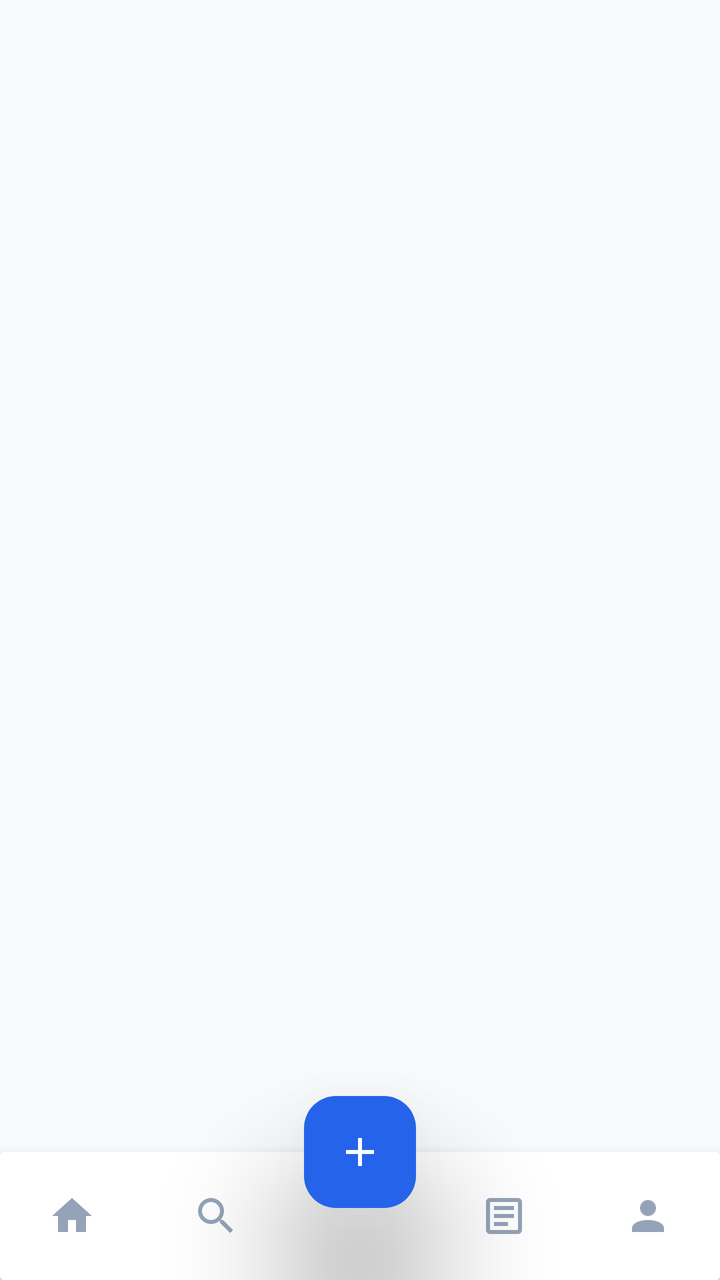
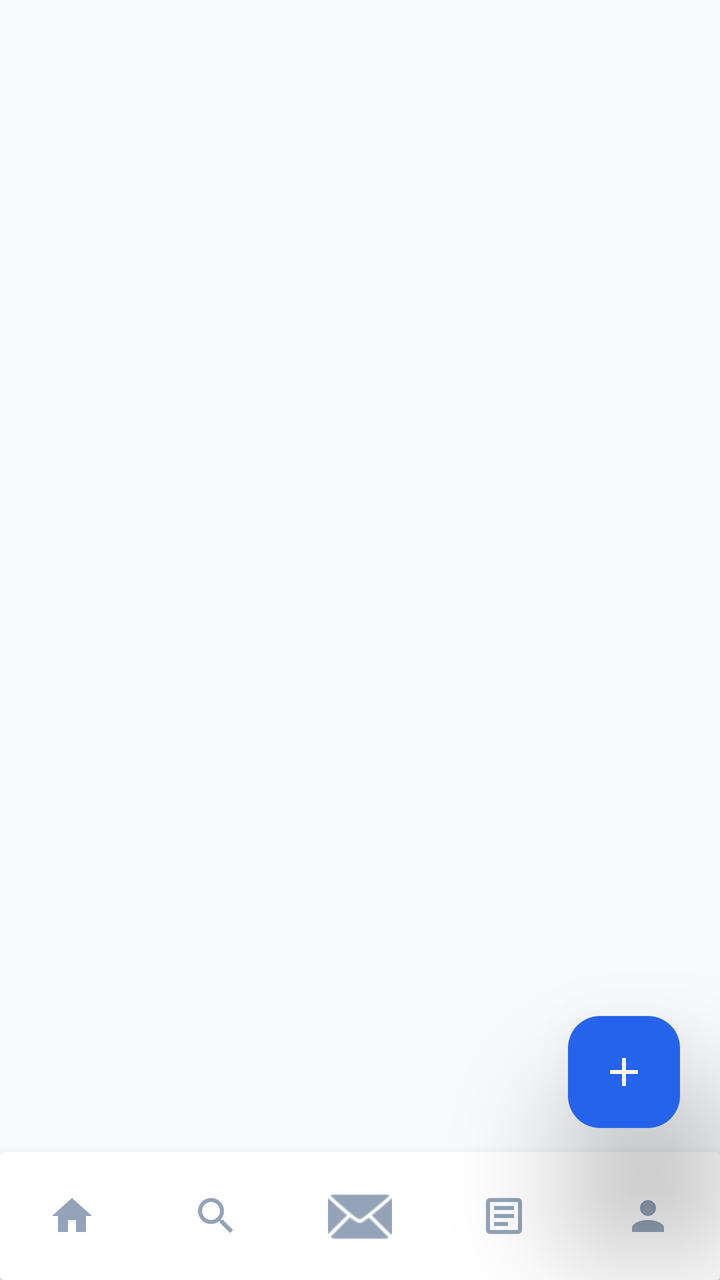

Screens rendered from an Android XML layout before and after an edit, with the pre-edit source and the edit as a unified diff.
<!-- AndroidManifest.xml: application theme Theme.FoundIT -->
<!-- res/layout/layout_bottom_navigation.xml -->
<androidx.constraintlayout.widget.ConstraintLayout xmlns:android="http://schemas.android.com/apk/res/android"
    xmlns:app="http://schemas.android.com/apk/res-auto"
    android:id="@+id/bottomNavContainer"
    android:layout_width="match_parent"
    android:layout_height="wrap_content"
    android:clipChildren="false"
    android:clipToPadding="false"
    android:background="@android:color/transparent">

    <androidx.cardview.widget.CardView
        android:id="@+id/navBarCard"
        android:layout_width="match_parent"
        android:layout_height="64dp"
        app:layout_constraintBottom_toBottomOf="parent"
        android:elevation="0dp"
        app:cardElevation="8dp"
        app:cardBackgroundColor="@color/foundit_surface">

        <LinearLayout
            android:layout_width="match_parent"
            android:layout_height="match_parent"
            android:orientation="horizontal"
            android:gravity="center">

            <ImageButton
                android:id="@+id/navHome"
                android:layout_width="0dp"
                android:layout_height="match_parent"
                android:layout_weight="1"
                android:src="@drawable/ic_nav_home"
                android:background="?attr/selectableItemBackgroundBorderless"
                app:tint="@color/foundit_text_muted"
                android:contentDescription="Home"/>

            <ImageButton
                android:id="@+id/navSearch"
                android:layout_width="0dp"
                android:layout_height="match_parent"
                android:layout_weight="1"
                android:src="@drawable/ic_nav_search"
                android:background="?attr/selectableItemBackgroundBorderless"
                app:tint="@color/foundit_text_muted"
                android:contentDescription="Search"/>

            <View
                android:layout_width="0dp"
                android:layout_height="match_parent"
                android:layout_weight="1" />

            <ImageButton
                android:id="@+id/navReports"
                android:layout_width="0dp"
                android:layout_height="match_parent"
                android:layout_weight="1"
                android:src="@drawable/ic_nav_reports"
                android:background="?attr/selectableItemBackgroundBorderless"
                app:tint="@color/foundit_text_muted"
                android:contentDescription="My Reports"/>

            <ImageButton
                android:id="@+id/navProfile"
                android:layout_width="0dp"
                android:layout_height="match_parent"
                android:layout_weight="1"
                android:src="@drawable/ic_nav_profile"
                android:background="?attr/selectableItemBackgroundBorderless"
                app:tint="@color/foundit_text_muted"
                android:contentDescription="Profile"/>

        </LinearLayout>
    </androidx.cardview.widget.CardView>

    <com.google.android.material.floatingactionbutton.FloatingActionButton
        android:id="@+id/navAdd"
        android:layout_width="wrap_content"
        android:layout_height="wrap_content"
        android:src="@drawable/ic_nav_add"
        app:fabSize="normal"
        app:backgroundTint="@color/foundit_primary"
        app:tint="@android:color/white"
        app:layout_constraintBottom_toTopOf="@id/navBarCard"
        app:layout_constraintTop_toTopOf="@id/navBarCard"
        app:layout_constraintStart_toStartOf="parent"
        app:layout_constraintEnd_toEndOf="parent"
        android:elevation="20dp"
        app:elevation="20dp"
        android:translationZ="20dp"
        app:pressedTranslationZ="12dp"
        app:borderWidth="0dp"
        android:stateListAnimator="@null"
        android:contentDescription="Add Report"/>

</androidx.constraintlayout.widget.ConstraintLayout>
<!-- resources referenced by this layout -->
<resources>
  <color name="foundit_primary">#2563EB</color>
  <color name="foundit_surface">#FFFFFF</color>
  <color name="foundit_text_muted">#94A3B8</color>
  <!-- drawable ic_nav_add (drawable) -->
  <vector xmlns:android="http://schemas.android.com/apk/res/android"
      android:width="24dp" android:height="24dp" android:viewportWidth="24" android:viewportHeight="24">
      <path android:fillColor="#FFFFFF" android:pathData="M19,13H13V19H11V13H5V11H13V5H11V11H19V13Z"/>
  </vector>
  <!-- drawable ic_nav_home (drawable) -->
  <vector xmlns:android="http://schemas.android.com/apk/res/android"
      android:width="24dp" android:height="24dp" android:viewportWidth="24" android:viewportHeight="24">
      <path android:fillColor="#FF000000" android:pathData="M10,20V14H14V20H19V12H22L12,3L2,12H5V20H10Z"/>
  </vector>
  <!-- drawable ic_nav_profile (drawable) -->
  <vector xmlns:android="http://schemas.android.com/apk/res/android"
      android:width="24dp" android:height="24dp" android:viewportWidth="24" android:viewportHeight="24">
      <path android:fillColor="#FF000000" android:pathData="M12,4A4,4 0 0,1 16,8A4,4 0 0,1 12,12A4,4 0 0,1 8,8A4,4 0 0,1 12,4M12,14C16.42,14 20,15.79 20,18V20H4V18C4,15.79 7.58,14 12,14Z"/>
  </vector>
  <!-- drawable ic_nav_reports (drawable) -->
  <vector xmlns:android="http://schemas.android.com/apk/res/android"
      android:width="24dp" android:height="24dp" android:viewportWidth="24" android:viewportHeight="24">
      <path android:fillColor="#FF000000" android:pathData="M19,3H5C3.89,3 3,3.9 3,5V19C3,20.1 3.89,21 5,21H19C20.1,21 21,20.1 21,19V5C21,3.9 20.1,3 19,3M19,19H5V5H19V19M7,7H17V9H7V7M7,11H17V13H7V11M7,15H14V17H7V15Z"/>
  </vector>
  <!-- drawable ic_nav_search (drawable) -->
  <vector xmlns:android="http://schemas.android.com/apk/res/android"
      android:width="24dp" android:height="24dp" android:viewportWidth="24" android:viewportHeight="24">
      <path android:fillColor="#FF000000" android:pathData="M15.5,14H14.71L14.43,13.73C15.41,12.59 16,11.11 16,9.5A6.5,6.5 0 1,0 9.5,16C11.11,16 12.59,15.41 13.73,14.43L14,14.71V15.5L19,20.5L20.5,19L15.5,14M9.5,14C7.01,14 5,11.99 5,9.5C5,7.01 7.01,5 9.5,5C11.99,5 14,7.01 14,9.5C14,11.99 11.99,14 9.5,14Z"/>
  </vector>
  <style name="Theme.FoundIT" parent="Theme.Material3.DayNight.NoActionBar">
          <item name="colorPrimary">@color/foundit_primary</item>
          <item name="colorSecondary">@color/foundit_found</item>
          <item name="android:colorBackground">@color/foundit_background</item>
          <item name="colorSurface">@color/foundit_surface</item>
          <item name="android:fontFamily">sans</item>
          <item name="android:statusBarColor">@color/foundit_background</item>
          <item name="android:navigationBarColor">@color/foundit_surface</item>
          <item name="android:windowLightStatusBar">true</item>
      </style>
  <color name="foundit_found">#16A34A</color>
  <color name="foundit_background">#F8FAFC</color>
</resources>

<!-- the commit's change to res/layout/layout_bottom_navigation.xml (unified diff, before → after) -->
@@ -42,10 +42,15 @@
                 app:tint="@color/foundit_text_muted"
                 android:contentDescription="Search"/>
 
-            <View
+            <ImageButton
+                android:id="@+id/navMessages"
                 android:layout_width="0dp"
                 android:layout_height="match_parent"
-                android:layout_weight="1" />
+                android:layout_weight="1"
+                android:src="@android:drawable/ic_dialog_email"
+                android:background="?attr/selectableItemBackgroundBorderless"
+                app:tint="@color/foundit_text_muted"
+                android:contentDescription="Messages"/>
 
             <ImageButton
                 android:id="@+id/navReports"
@@ -79,9 +84,9 @@
         app:backgroundTint="@color/foundit_primary"
         app:tint="@android:color/white"
         app:layout_constraintBottom_toTopOf="@id/navBarCard"
-        app:layout_constraintTop_toTopOf="@id/navBarCard"
-        app:layout_constraintStart_toStartOf="parent"
         app:layout_constraintEnd_toEndOf="parent"
+        android:layout_marginEnd="20dp"
+        android:layout_marginBottom="12dp"
         android:elevation="20dp"
         app:elevation="20dp"
         android:translationZ="20dp"
